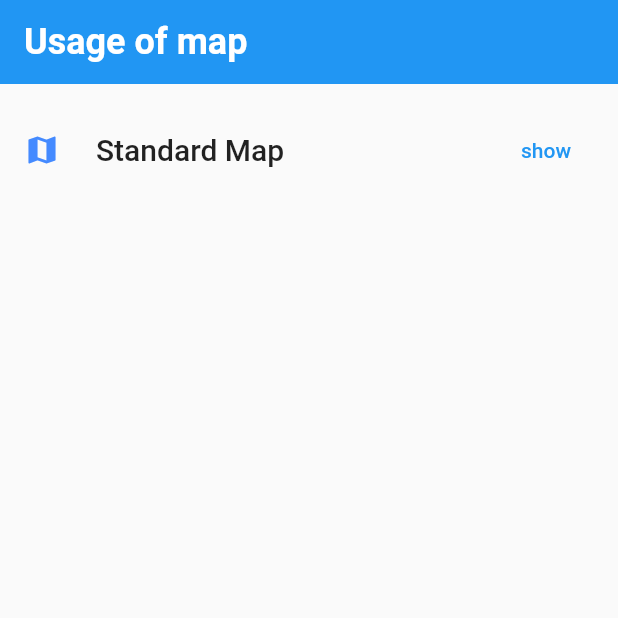
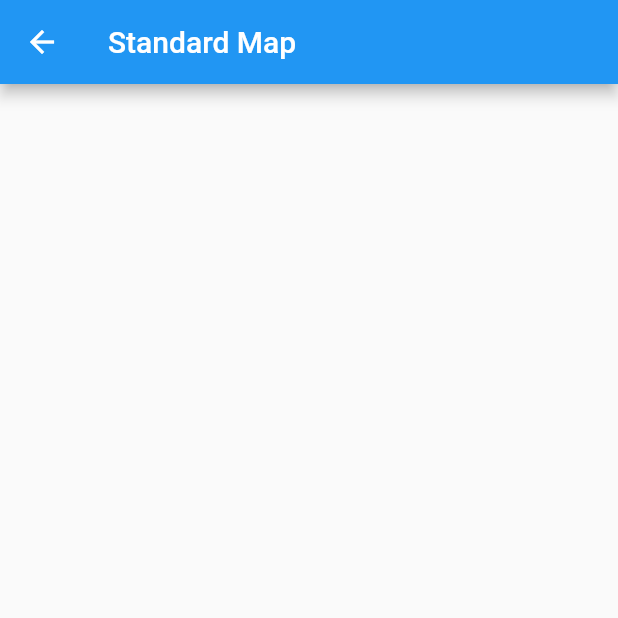
Before and after one commit to Al-Hussein-96/Full-map-usages, a Flutter app: the screen it shows after launch, after a tap on "show", on a phone screen of 412 x 824 dp, the top half of it. Run offline on Flutter 3.47's test engine with Material 2 defaults, Android fonts, the phone set to English and light mode, and no system bars; our stand-ins replace cloud_firestore, firebase_core, google_maps_flutter; missing offline and left inert: google_maps_webservice; accounts and stored records are empty; Roboto replaces fonts that are missing (Corben).

Commit message:
1 - add standard.dart
next step:
1 - create map standard

```diff
--- a/lib/main.dart
+++ b/lib/main.dart
@@ -4,6 +4,7 @@ import 'package:cloud_firestore/cloud_firestore.dart';
 import 'package:firebase_core/firebase_core.dart';
 import 'package:flutter/material.dart';
 import 'package:full_map_uses/models/use.dart';
+import 'package:full_map_uses/screens/standard.dart';
 import 'package:google_maps_flutter/google_maps_flutter.dart';
 import 'package:google_maps_webservice/places.dart';
 import 'package:provider/provider.dart';
@@ -51,7 +52,7 @@ class App extends StatelessWidget {
         initialRoute: '/',
         routes: {
           '/': (context) => const ListUses(),
-          // '/cart': (context) => const MyCart(),
+          '/standard_map': (context) => const StandardMapPage(title: "Standard Map"),
         },
       ),
     );
--- a/lib/models/use.dart
+++ b/lib/models/use.dart
@@ -7,11 +7,14 @@ class UseModel {
   static List<String> usageNames = [
     'Standard Map',
   ];
+  static List<String> routeNames = [
+    'standard_map',
+  ];
 
   /// Get item by [id].
   ///
   /// In this sample, the catalog is infinite, looping over [usageNames].
-  Item getById(int id) => Item(id, usageNames[id % usageNames.length]);
+  Item getById(int id) => Item(id, usageNames[id % usageNames.length],routeNames[id % usageNames.length]);
 
   /// Get item by its position in the catalog.
   Item getByPosition(int position) {
@@ -25,10 +28,10 @@ class UseModel {
 class Item {
   final int id;
   final String name;
+  final String route_name;
   final Color color;
-  final int price = 42;
 
-  Item(this.id, this.name)
+  Item(this.id, this.name,this.route_name)
   // To make the sample app look nicer, each item is given one of the
   // Material Design primary colors.
       : color = Colors.primaries[id % Colors.primaries.length];
--- a/lib/screens/list_uses.dart
+++ b/lib/screens/list_uses.dart
@@ -15,7 +15,6 @@ class ListUses extends StatelessWidget {
           const SliverToBoxAdapter(child: SizedBox(height: 12)),
           SliverList(
             delegate: SliverChildBuilderDelegate(
-
               (context, index) => _MyListItem(index),
               childCount: UseModel.usageNames.length
             ),
@@ -80,28 +79,13 @@ class _AddButton extends StatelessWidget {
 
   @override
   Widget build(BuildContext context) {
-    // The context.select() method will let you listen to changes to
-    // a *part* of a model. You define a function that "selects" (i.e. returns)
-    // the part you're interested in, and the provider package will not rebuild
-    // this widget unless that particular part of the model changes.
-    //
-    // This can lead to significant performance improvements.
-    // var isInCart = context.select<CartModel, bool>(
-    //   // Here, we are only interested whether [item] is inside the cart.
-    //       (cart) => cart.items.contains(item),
-    // );
+
 
     return TextButton(
-      // onPressed: isInCart
-      //     ? null
-      //     : () {
-      //   // If the item is not in cart, we let the user add it.
-      //   // We are using context.read() here because the callback
-      //   // is executed whenever the user taps the button. In other
-      //   // words, it is executed outside the build method.
-      //   var cart = context.read<CartModel>();
-      //   cart.add(item);
-      // },
+      onPressed: () {
+        Navigator.pushNamed(context, '/${item.route_name}');
+      }
+      ,
       style: ButtonStyle(
         overlayColor: MaterialStateProperty.resolveWith<Color?>((states) {
           if (states.contains(MaterialState.pressed)) {
@@ -110,10 +94,7 @@ class _AddButton extends StatelessWidget {
           return null; // Defer to the widget's default.
         }),
       ),
-      onPressed: () {  },
-      child:/* isInCart
-          ? const Icon(Icons.check, semanticLabel: 'ADDED')
-          :*/ const Text('show'),
+      child: const Text('show'),
     );
   }
 }
--- /dev/null
+++ b/lib/screens/standard.dart
@@ -0,0 +1,35 @@
+import 'dart:async';
+
+import 'package:flutter/material.dart';
+import 'package:google_maps_flutter/google_maps_flutter.dart';
+
+class StandardMapPage extends StatefulWidget {
+  const StandardMapPage({required this.title, Key? key}) : super(key: key);
+
+  final String title;
+
+  @override
+  State<StatefulWidget> createState() {
+    // TODO: implement createState
+    return _StandardMapPageState();
+  }
+}
+
+class _StandardMapPageState extends State<StandardMapPage> {
+  final Completer<GoogleMapController> _mapController = Completer();
+
+  @override
+  void initState() {
+    super.initState();
+  }
+
+  @override
+  Widget build(BuildContext context) {
+    // TODO: implement build
+    return Scaffold(
+      appBar: AppBar(
+        title: Text(widget.title),
+      ),
+    );
+  }
+}
```
